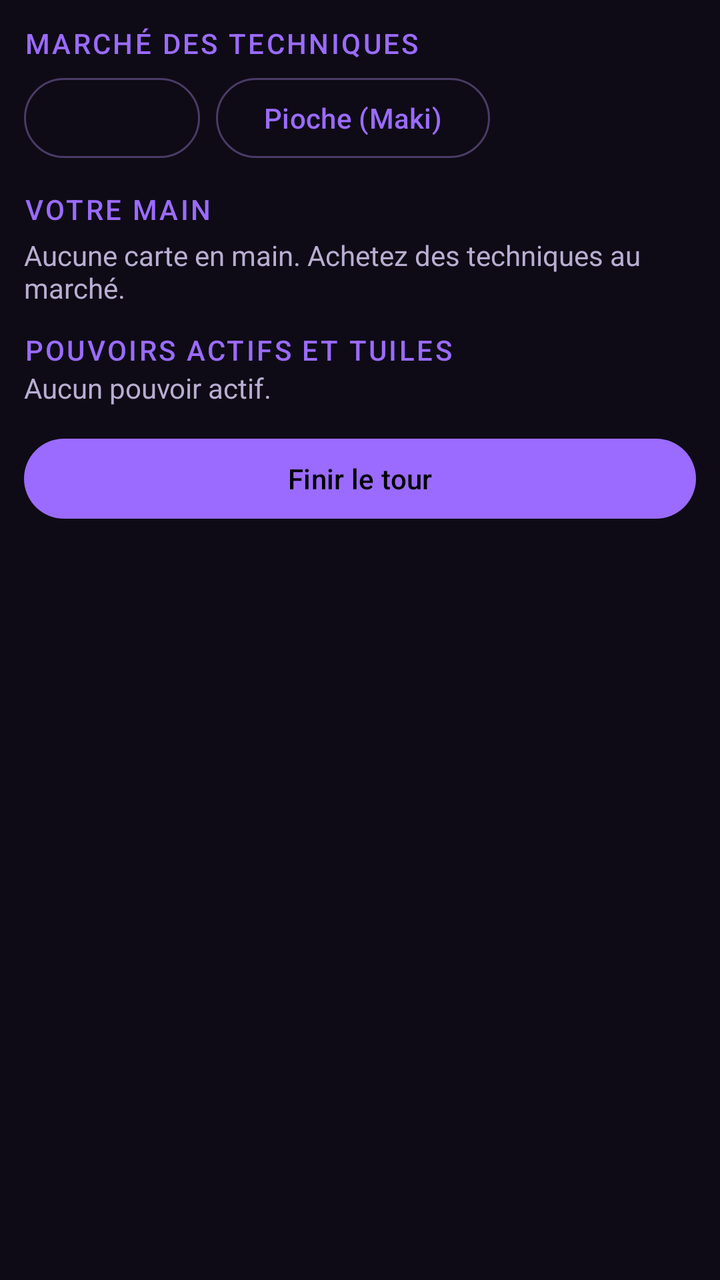
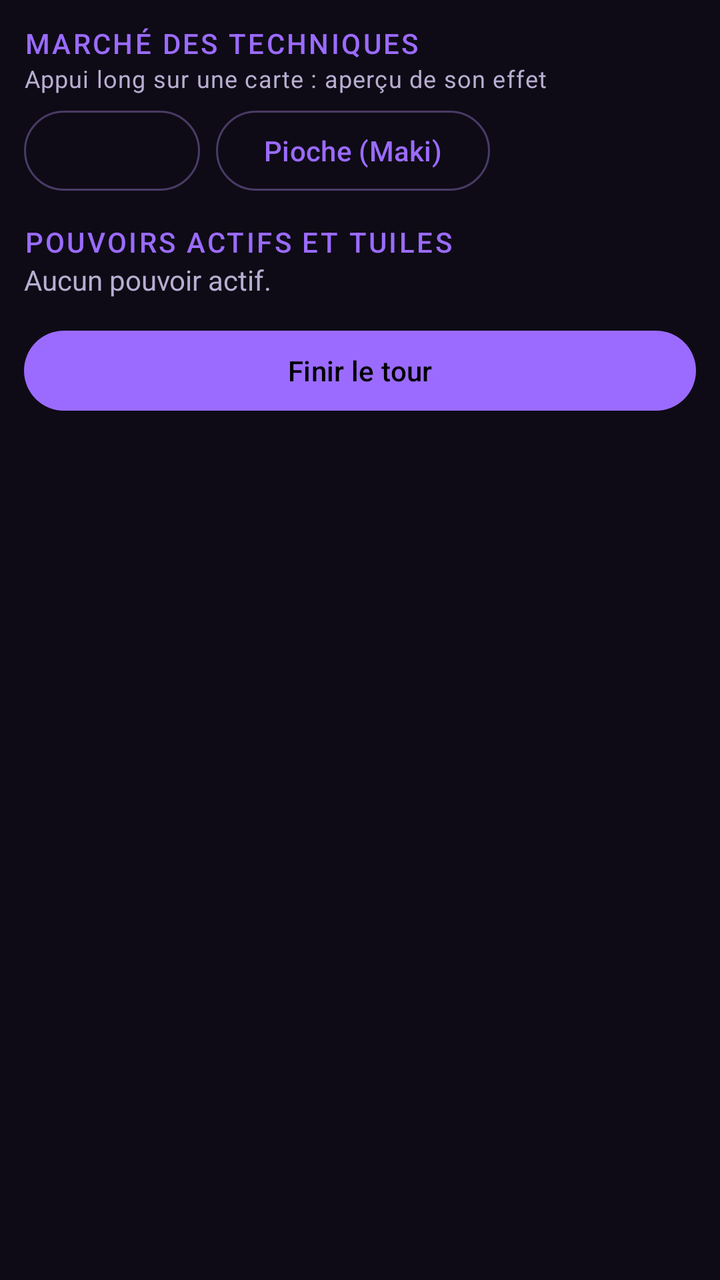

An Android layout rendered at two revisions. The XML below is the earlier revision; the diff shows what the commit changed to produce the second picture.
<!-- AndroidManifest.xml: application theme Theme.TheCullingGames -->
<!-- res/layout/game_cards_panel.xml -->
<?xml version="1.0" encoding="utf-8"?>
<LinearLayout xmlns:android="http://schemas.android.com/apk/res/android"
    xmlns:app="http://schemas.android.com/apk/res-auto"
    android:layout_width="match_parent"
    android:layout_height="wrap_content"
    android:orientation="vertical"
    android:paddingHorizontal="12dp">

    <TextView
        android:layout_width="match_parent"
        android:layout_height="wrap_content"
        android:layout_marginTop="12dp"
        android:text="@string/section_market"
        android:textAppearance="@style/TextAppearance.Culling.Section" />

    <androidx.recyclerview.widget.RecyclerView
        android:id="@+id/market"
        android:layout_width="match_parent"
        android:layout_height="wrap_content"
        android:layout_marginTop="4dp"
        android:orientation="horizontal"
        app:layoutManager="androidx.recyclerview.widget.LinearLayoutManager" />

    <LinearLayout
        android:layout_width="match_parent"
        android:layout_height="wrap_content"
        android:orientation="horizontal">

        <com.google.android.material.button.MaterialButton
            android:id="@+id/btn_refresh"
            style="@style/Widget.Material3.Button.OutlinedButton"
            android:layout_width="wrap_content"
            android:layout_height="wrap_content"
            android:layout_marginEnd="8dp" />

        <com.google.android.material.button.MaterialButton
            android:id="@+id/btn_deck_top"
            style="@style/Widget.Material3.Button.OutlinedButton"
            android:layout_width="wrap_content"
            android:layout_height="wrap_content"
            android:text="@string/action_deck_top" />
    </LinearLayout>

    <TextView
        android:layout_width="match_parent"
        android:layout_height="wrap_content"
        android:layout_marginTop="12dp"
        android:text="@string/section_hand"
        android:textAppearance="@style/TextAppearance.Culling.Section" />

    <androidx.recyclerview.widget.RecyclerView
        android:id="@+id/hand"
        android:layout_width="match_parent"
        android:layout_height="wrap_content"
        android:layout_marginTop="4dp"
        android:orientation="horizontal"
        app:layoutManager="androidx.recyclerview.widget.LinearLayoutManager" />

    <TextView
        android:id="@+id/hand_empty"
        android:layout_width="match_parent"
        android:layout_height="wrap_content"
        android:text="@string/hand_empty"
        android:textColor="@color/text_secondary" />

    <TextView
        android:layout_width="match_parent"
        android:layout_height="wrap_content"
        android:layout_marginTop="12dp"
        android:text="@string/section_powers"
        android:textAppearance="@style/TextAppearance.Culling.Section" />

    <com.google.android.material.chip.ChipGroup
        android:id="@+id/powers"
        android:layout_width="match_parent"
        android:layout_height="wrap_content" />

    <TextView
        android:id="@+id/powers_empty"
        android:layout_width="match_parent"
        android:layout_height="wrap_content"
        android:text="@string/powers_empty"
        android:textColor="@color/text_secondary" />

    <com.google.android.material.button.MaterialButton
        android:id="@+id/btn_end_turn"
        android:layout_width="match_parent"
        android:layout_height="wrap_content"
        android:layout_marginTop="12dp"
        android:text="@string/action_end_turn" />
</LinearLayout>
<!-- resources referenced by this layout -->
<resources>
  <color name="text_secondary">#FFB8AED1</color>
  <string name="action_deck_top">Pioche (Maki)</string>
  <string name="action_end_turn">Finir le tour</string>
  <string name="hand_empty">Aucune carte en main. Achetez des techniques au marché.</string>
  <string name="powers_empty">Aucun pouvoir actif.</string>
  <string name="section_hand">Votre main</string>
  <string name="section_market">Marché des techniques</string>
  <string name="section_powers">Pouvoirs actifs et tuiles</string>
  <style name="TextAppearance.Culling.Section" parent="TextAppearance.Material3.TitleSmall">
          <item name="android:textColor">@color/cursed_purple</item>
          <item name="android:textAllCaps">true</item>
          <item name="android:letterSpacing">0.08</item>
      </style>
  <style name="Theme.TheCullingGames" parent="Base.Theme.TheCullingGames" />
  <color name="cursed_purple">#FF9B6BFF</color>
  <style name="Base.Theme.TheCullingGames" parent="Theme.Material3.Dark.NoActionBar">
          <item name="colorPrimary">@color/cursed_purple</item>
          <item name="colorOnPrimary">@color/black</item>
          <item name="colorPrimaryContainer">@color/cursed_purple_dark</item>
          <item name="colorOnPrimaryContainer">@color/text_primary</item>
          <item name="colorSecondary">@color/infinity_blue</item>
          <item name="colorOnSecondary">@color/black</item>
          <item name="colorTertiary">@color/wickedness_red</item>
          <item name="colorError">@color/wickedness_red</item>
          <item name="android:colorBackground">@color/cursed_background</item>
          <item name="colorSurface">@color/cursed_surface</item>
          <item name="colorSurfaceContainer">@color/cursed_surface</item>
          <item name="colorSurfaceContainerHigh">@color/cursed_surface_high</item>
          <item name="colorOnSurface">@color/text_primary</item>
          <item name="colorOnSurfaceVariant">@color/text_secondary</item>
          <item name="colorOutline">@color/cursed_outline</item>
          <item name="android:statusBarColor" tools:targetApi="34">@color/cursed_background</item>
      </style>
  <color name="black">#FF000000</color>
  <color name="cursed_purple_dark">#FF4B2A99</color>
  <color name="text_primary">#FFF3EEFF</color>
  <color name="infinity_blue">#FF5EC8FF</color>
  <color name="wickedness_red">#FFE5394E</color>
  <color name="cursed_background">#FF0E0B16</color>
  <color name="cursed_surface">#FF1A1426</color>
  <color name="cursed_surface_high">#FF261D38</color>
  <color name="cursed_outline">#FF4A3B66</color>
</resources>

<!-- the commit's change to res/layout/game_cards_panel.xml (unified diff, before → after) -->
@@ -12,6 +12,13 @@
         android:layout_marginTop="12dp"
         android:text="@string/section_market"
         android:textAppearance="@style/TextAppearance.Culling.Section" />
+
+    <TextView
+        android:layout_width="match_parent"
+        android:layout_height="wrap_content"
+        android:text="@string/peek_hint"
+        android:textAppearance="?attr/textAppearanceBodySmall"
+        android:textColor="@color/text_secondary" />
 
     <androidx.recyclerview.widget.RecyclerView
         android:id="@+id/market"
@@ -45,28 +52,6 @@
         android:layout_width="match_parent"
         android:layout_height="wrap_content"
         android:layout_marginTop="12dp"
-        android:text="@string/section_hand"
-        android:textAppearance="@style/TextAppearance.Culling.Section" />
-
-    <androidx.recyclerview.widget.RecyclerView
-        android:id="@+id/hand"
-        android:layout_width="match_parent"
-        android:layout_height="wrap_content"
-        android:layout_marginTop="4dp"
-        android:orientation="horizontal"
-        app:layoutManager="androidx.recyclerview.widget.LinearLayoutManager" />
-
-    <TextView
-        android:id="@+id/hand_empty"
-        android:layout_width="match_parent"
-        android:layout_height="wrap_content"
-        android:text="@string/hand_empty"
-        android:textColor="@color/text_secondary" />
-
-    <TextView
-        android:layout_width="match_parent"
-        android:layout_height="wrap_content"
-        android:layout_marginTop="12dp"
         android:text="@string/section_powers"
         android:textAppearance="@style/TextAppearance.Culling.Section" />
 
<!-- resource entries referenced after the edit -->
@@ -3,9 +3,8 @@
   <color name="text_secondary">#FFB8AED1</color>
   <string name="action_deck_top">Pioche (Maki)</string>
   <string name="action_end_turn">Finir le tour</string>
-  <string name="hand_empty">Aucune carte en main. Achetez des techniques au marché.</string>
+  <string name="peek_hint">Appui long sur une carte : aperçu de son effet</string>
   <string name="powers_empty">Aucun pouvoir actif.</string>
-  <string name="section_hand">Votre main</string>
   <string name="section_market">Marché des techniques</string>
   <string name="section_powers">Pouvoirs actifs et tuiles</string>
   <style name="TextAppearance.Culling.Section" parent="TextAppearance.Material3.TitleSmall">
